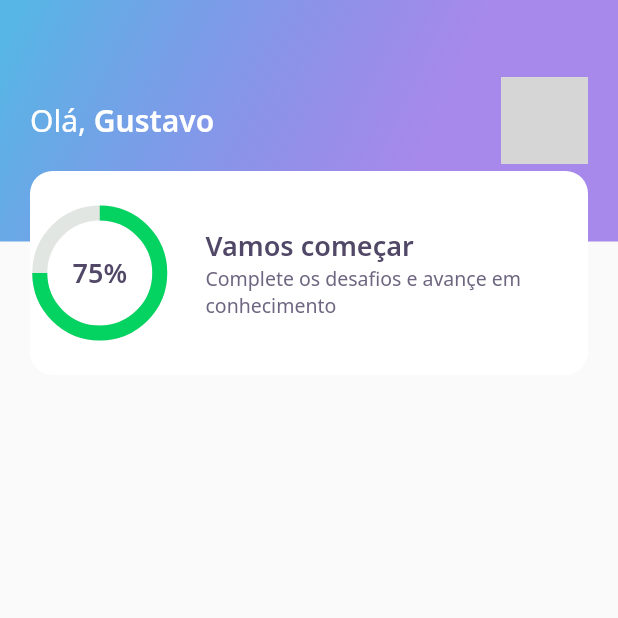
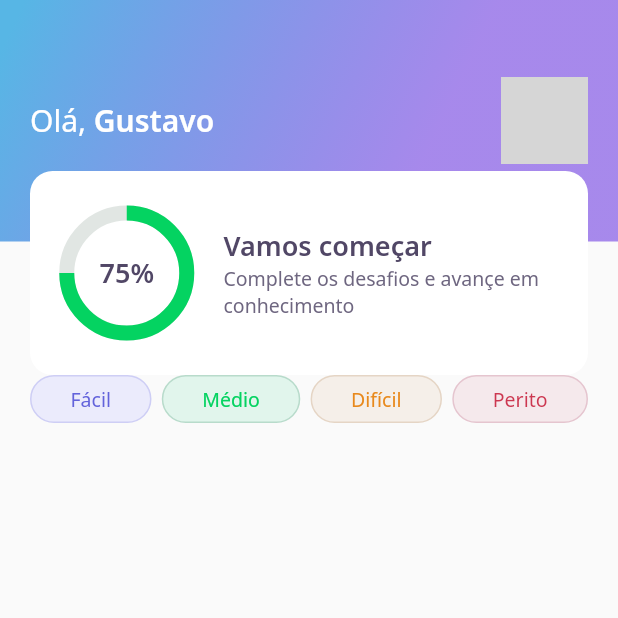
Before and after one commit to gstvds/devquiz, a Flutter app: the screen it shows after launch, on a phone screen of 412 x 824 dp, the top half of it. Run offline on Flutter 3.47's test engine with Material 2 defaults, Android fonts, the phone set to English and light mode, and no system bars; our stand-ins replace google_fonts; network calls fail; grey boxes are pictures that could not be loaded.

Commit message:
feat: Adds LevelButton widget

```diff
--- a/lib/home/home_page.dart
+++ b/lib/home/home_page.dart
@@ -1,4 +1,5 @@
 import 'package:DevQuiz/home/widgets/appbar/appbar_widget.dart';
+import 'package:DevQuiz/home/widgets/level_button/level_button_widget.dart';
 import 'package:flutter/material.dart';
 
 class HomePage extends StatefulWidget {
@@ -9,6 +10,28 @@ class HomePage extends StatefulWidget {
 class _HomePageState extends State<HomePage> {
   @override
   Widget build(BuildContext context) {
-    return Scaffold(appBar: AppBarWidget());
+    return Scaffold(
+      appBar: AppBarWidget(),
+      body: Padding(
+        padding: const EdgeInsets.symmetric(horizontal: 20),
+        child: Row(
+          mainAxisAlignment: MainAxisAlignment.spaceBetween,
+          children: [
+            LevelButtonWidget(
+              label: "Fácil",
+            ),
+            LevelButtonWidget(
+              label: "Médio",
+            ),
+            LevelButtonWidget(
+              label: "Difícil",
+            ),
+            LevelButtonWidget(
+              label: "Perito",
+            ),
+          ],
+        ),
+      ),
+    );
   }
 }
--- /dev/null
+++ b/lib/home/widgets/level_button/level_button_widget.dart
@@ -0,0 +1,51 @@
+import 'package:DevQuiz/core/core.dart';
+import 'package:flutter/material.dart';
+import 'package:google_fonts/google_fonts.dart';
+
+class LevelButtonWidget extends StatelessWidget {
+  LevelButtonWidget({Key? key, required this.label})
+      : assert(["Fácil", "Médio", "Difícil", "Perito"].contains(label));
+
+  final String label;
+  final config = {
+    "Fácil": {
+      "color": AppColors.levelButtonFacil,
+      "borderColor": AppColors.levelButtonBorderFacil,
+      "fontColor": AppColors.levelButtonTextFacil,
+    },
+    "Médio": {
+      "color": AppColors.levelButtonMedio,
+      "borderColor": AppColors.levelButtonBorderMedio,
+      "fontColor": AppColors.levelButtonTextMedio,
+    },
+    "Difícil": {
+      "color": AppColors.levelButtonDificil,
+      "borderColor": AppColors.levelButtonBorderDificil,
+      "fontColor": AppColors.levelButtonTextDificil,
+    },
+    "Perito": {
+      "color": AppColors.levelButtonPerito,
+      "borderColor": AppColors.levelButtonBorderPerito,
+      "fontColor": AppColors.levelButtonTextPerito,
+    }
+  };
+
+  Color get color => config[label]!['color']!;
+  Color get borderColor => config[label]!['borderColor']!;
+  Color get fontColor => config[label]!['fontColor']!;
+
+  @override
+  Widget build(BuildContext context) {
+    return Container(
+      decoration: BoxDecoration(
+          color: color,
+          border: Border.fromBorderSide(BorderSide(color: borderColor)),
+          borderRadius: BorderRadius.circular(28)),
+      child: Padding(
+        padding: const EdgeInsets.symmetric(horizontal: 26, vertical: 6),
+        child: Text(label,
+            style: GoogleFonts.notoSans(color: fontColor, fontSize: 13)),
+      ),
+    );
+  }
+}
--- a/lib/home/widgets/score_card/score_card_widget.dart
+++ b/lib/home/widgets/score_card/score_card_widget.dart
@@ -11,6 +11,8 @@ class ScoreCardWidget extends StatelessWidget {
           height: 136,
           decoration: BoxDecoration(
               color: AppColors.white, borderRadius: BorderRadius.circular(15)),
+          child: Padding(
+            padding: const EdgeInsets.symmetric(horizontal: 24),
             child: Row(
               crossAxisAlignment: CrossAxisAlignment.center,
               children: [
@@ -39,6 +41,7 @@ class ScoreCardWidget extends StatelessWidget {
                   ),
                 )
               ],
+            ),
           )),
     );
   }
```
Lines whose indentation alone changed are shown as unchanged.
